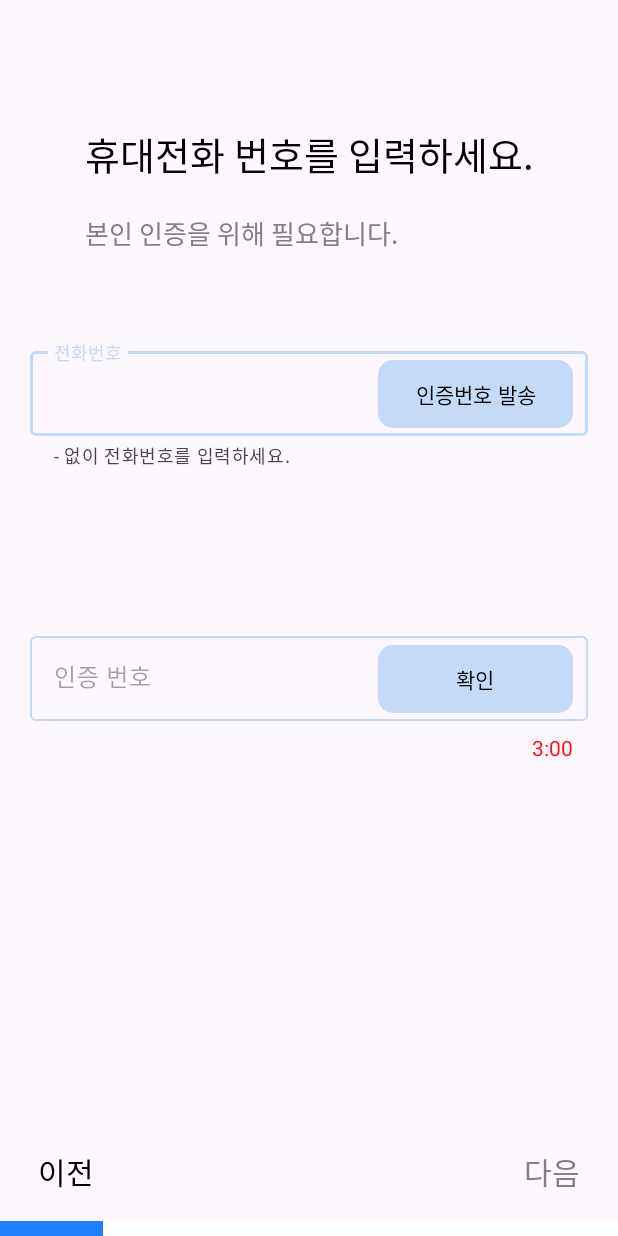
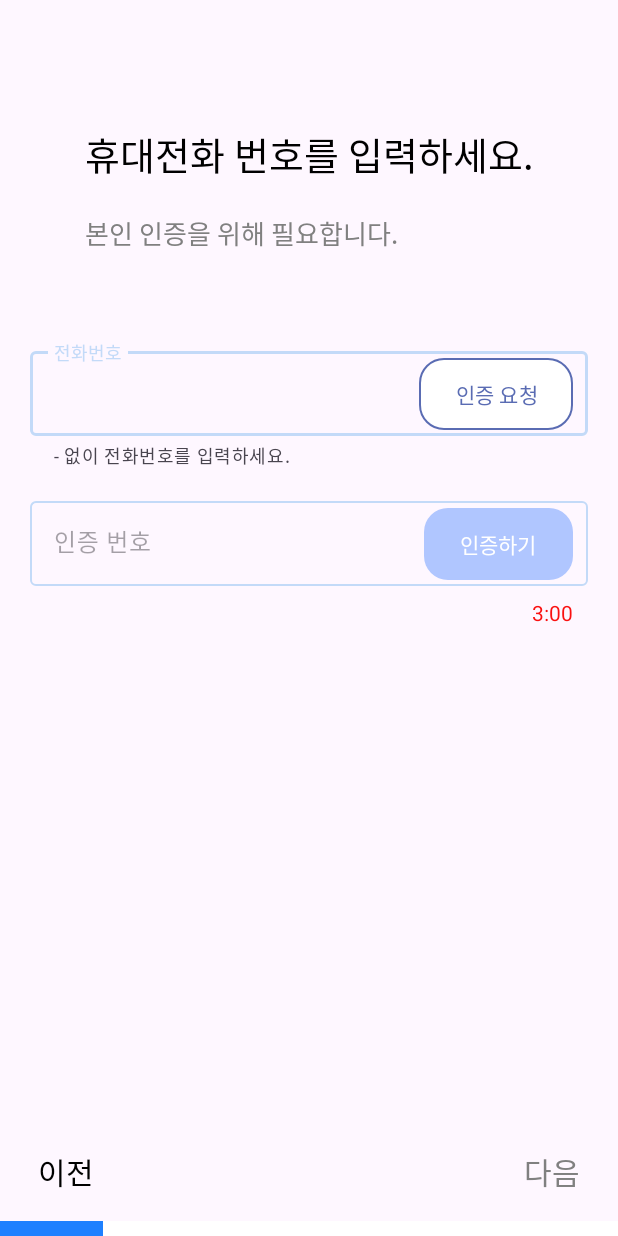
Before and after one commit to SeLino98/TravelMaker, an Android app: the screen it shows after launch (SignupActivity), on a phone screen of 412 x 824 dp. Run offline under Robolectric (Android 15) with nearby library versions, the phone set to English and light mode, and no system bars; our stand-ins replace Dagger/Hilt's generated code.

Commit message:
Feat: 문자 인증 구현 중

```diff
--- /dev/null
+++ b/travelmaker_android/app/src/main/java/com/gumibom/travelmaker/data/datasource/signup/SignupRemoteDataSource.kt
@@ -0,0 +1,4 @@
+package com.gumibom.travelmaker.data.datasource.signup
+
+interface SignupRemoteDataSource {
+}
--- /dev/null
+++ b/travelmaker_android/app/src/main/java/com/gumibom/travelmaker/data/repository/signup/SignupRepository.kt
@@ -0,0 +1,4 @@
+package com.gumibom.travelmaker.data.repository.signup
+
+interface SignupRepository {
+}
--- a/travelmaker_android/app/src/main/java/com/gumibom/travelmaker/di/NetworkModule.kt
+++ b/travelmaker_android/app/src/main/java/com/gumibom/travelmaker/di/NetworkModule.kt
@@ -3,6 +3,7 @@ package com.gumibom.travelmaker.di
 
 import com.gumibom.travelmaker.data.api.google.GoogleLocationSearchService
 import com.gumibom.travelmaker.data.api.naver.NaverLocationSearchService
+import com.gumibom.travelmaker.data.api.signup.SignupService
 import com.gumibom.travelmaker.util.ApplicationClass
 import dagger.Module
 import dagger.Provides
@@ -102,4 +103,9 @@ class NetworkModule {
         return retrofit.create(GoogleLocationSearchService::class.java)
     }
 
+    @Provides
+    @Singleton
+    fun provideSignupService(@MainRetrofit retrofit : Retrofit) : SignupService {
+        return retrofit.create(SignupService::class.java)
+    }
 }
--- a/travelmaker_android/app/src/main/java/com/gumibom/travelmaker/ui/signup/SignupViewModel.kt
+++ b/travelmaker_android/app/src/main/java/com/gumibom/travelmaker/ui/signup/SignupViewModel.kt
@@ -77,6 +77,7 @@ class SignupViewModel @Inject constructor(
         Log.d(TAG, "setAddress: $_address")
     }
 
+    // TODO UseCase 주입 받아서 번호 인증 로직 구현하기
 
     // 우건
 
--- a/travelmaker_android/app/src/main/java/com/gumibom/travelmaker/ui/signup/phone/SignupPhoneFragment.kt
+++ b/travelmaker_android/app/src/main/java/com/gumibom/travelmaker/ui/signup/phone/SignupPhoneFragment.kt
@@ -1,16 +1,24 @@
 package com.gumibom.travelmaker.ui.signup.phone
 
+import android.content.Context
 import android.os.Bundle
 import android.view.LayoutInflater
 import android.view.View
 import android.view.ViewGroup
+import android.view.inputmethod.InputMethodManager
+import android.widget.EditText
+import androidx.activity.OnBackPressedCallback
 import androidx.fragment.app.Fragment
+import com.google.android.material.textfield.TextInputEditText
 import com.gumibom.travelmaker.databinding.FragmentSignupPhoneBinding
 
 class SignupPhoneFragment : Fragment() {
 
     private var _binding : FragmentSignupPhoneBinding? = null
     private val binding get() = _binding!!
+
+    private lateinit var phoneEditText : TextInputEditText
+    private lateinit var certificationEditText : TextInputEditText
 
     override fun onCreateView(
         inflater: LayoutInflater,
@@ -23,5 +31,33 @@ class SignupPhoneFragment : Fragment() {
 
     override fun onViewCreated(view: View, savedInstanceState: Bundle?) {
         super.onViewCreated(view, savedInstanceState)
+
+        phoneEditText = binding.tieSignupPhone
+        certificationEditText = binding.tieSignupCertificationNumber
+
     }
+
+    // 뒤로 가기 버튼 클릭 시 EditText의 focus를 없애는 콜백 함수
+    val callback = object : OnBackPressedCallback(true ) {
+        override fun handleOnBackPressed() {
+            if (phoneEditText.isFocused) {
+                clearFocusAndHideKeyboard(phoneEditText)
+            } else if (certificationEditText.isFocused) {
+                clearFocusAndHideKeyboard(certificationEditText)
+            } else {
+                isEnabled = false
+                // TODO 네비게이션 뒤로가기로 변경 필요
+                activity?.onBackPressed()
+            }
+        }
+    }
+
+
+
+    private fun clearFocusAndHideKeyboard(editText: EditText) {
+        editText.clearFocus()
+        val imm = requireActivity().getSystemService(Context.INPUT_METHOD_SERVICE) as InputMethodManager
+        imm.hideSoftInputFromWindow(editText.windowToken, 0)
+    }
+
 }
--- a/travelmaker_android/app/src/main/res/drawable/background_button.xml
+++ b/travelmaker_android/app/src/main/res/drawable/background_button.xml
@@ -1,5 +1,7 @@
 <?xml version="1.0" encoding="utf-8"?>
 <shape xmlns:android="http://schemas.android.com/apk/res/android">
-    <solid android:color="@color/main_color"/> <!-- 여기서 배경색을 설정할 수 있습니다 -->
-    <corners android:radius="10dp"/> <!-- 모서리의 반경을 10dp로 설정 -->
+    <solid android:color="@color/white"/> <!-- 여기서 배경색을 설정할 수 있습니다 -->
+    <corners android:radius="16dp"/> <!-- 모서리의 반경을 10dp로 설정 -->
+    <stroke android:width="1dp" android:color="@color/text_main_color"/> <!-- 테두리 두께와 색상 설정 -->
+
 </shape>
--- /dev/null
+++ b/travelmaker_android/app/src/main/res/drawable/background_button_certification.xml
@@ -0,0 +1,5 @@
+<?xml version="1.0" encoding="utf-8"?>
+<shape xmlns:android="http://schemas.android.com/apk/res/android">
+    <solid android:color="#B0C6FF"/> <!-- 여기서 배경색을 설정할 수 있습니다 -->
+    <corners android:radius="16dp"/> <!-- 모서리의 반경을 10dp로 설정 -->
+</shape>
--- a/travelmaker_android/app/src/main/res/layout/fragment_signup_phone.xml
+++ b/travelmaker_android/app/src/main/res/layout/fragment_signup_phone.xml
@@ -44,6 +44,7 @@
         app:layout_constraintTop_toBottomOf="@id/tv_signup_phone_certification">
 
         <com.google.android.material.textfield.TextInputEditText
+            android:id="@+id/tie_signup_phone"
             android:layout_width="match_parent"
             android:layout_height="wrap_content"
             android:hint="@string/signup_hint_phone_number"
@@ -52,24 +53,26 @@
     </com.google.android.material.textfield.TextInputLayout>
 
     <Button
-        android:id="@+id/btn_signup_send_number"
-        style="@style/Text.InTheBtn"
-        android:layout_width="130dp"
-        android:layout_height="45dp"
-        android:layout_marginTop="11dp"
+        android:id="@+id/btn_signup_certification_phone"
+        android:layout_width="wrap_content"
+        android:layout_height="wrap_content"
+        android:background="@drawable/background_button"
+        android:text="인증 요청"
+        android:textColor="@color/text_main_color"
+        app:backgroundTint="@null"
         android:layout_marginEnd="10dp"
-        android:background="@drawable/background_button"
-        android:text="@string/signup_button_number"
+        android:layout_marginTop="10dp"
         app:layout_constraintEnd_toEndOf="@id/til_signup_phone"
-        app:layout_constraintTop_toTopOf="@id/til_signup_phone" />
+        app:layout_constraintTop_toTopOf="@id/til_signup_phone"/>
 
 
     <androidx.constraintlayout.widget.ConstraintLayout
         android:id="@+id/layout_phone_certification"
         android:layout_width="match_parent"
         android:layout_height="wrap_content"
-        android:layout_marginTop="100dp"
-        app:layout_constraintTop_toBottomOf="@id/til_signup_phone">
+        android:layout_marginTop="10dp"
+        app:layout_constraintTop_toBottomOf="@id/til_signup_phone"
+        android:visibility="visible">
 
 
         <com.google.android.material.textfield.TextInputLayout
@@ -86,6 +89,7 @@
             app:layout_constraintTop_toTopOf="parent">
 
             <com.google.android.material.textfield.TextInputEditText
+                android:id="@+id/tie_signup_certification_number"
                 android:layout_width="match_parent"
                 android:layout_height="wrap_content"
                 android:hint="인증 번호"
@@ -94,24 +98,25 @@
         </com.google.android.material.textfield.TextInputLayout>
 
         <Button
-            android:id="@+id/btn_signup_correct"
-            style="@style/Text.InTheBtn"
-            android:layout_width="130dp"
-            android:layout_height="45dp"
-            android:layout_marginTop="11dp"
+            android:id="@+id/btn_signup_certification_number"
+            android:layout_width="wrap_content"
+            android:layout_height="wrap_content"
+            android:background="@drawable/background_button_certification"
+            android:text="인증하기"
+            android:textColor="@color/white"
+            app:backgroundTint="@null"
             android:layout_marginEnd="10dp"
-            android:background="@drawable/background_button"
-            android:text="확인"
+            android:layout_marginTop="10dp"
             app:layout_constraintEnd_toEndOf="@id/til_signup_certification_number"
-            app:layout_constraintTop_toTopOf="@id/til_signup_certification_number" />
+            app:layout_constraintTop_toTopOf="@id/til_signup_certification_number"/>
 
         <TextView
             android:id="@+id/tv_signup_timer"
             android:layout_width="wrap_content"
             android:layout_height="wrap_content"
+            android:layout_marginEnd="10dp"
             android:text="3:00"
             android:textColor="@color/timer_red"
-            android:layout_marginEnd="10dp"
             app:layout_constraintEnd_toEndOf="@id/til_signup_certification_number"
             app:layout_constraintTop_toBottomOf="@id/til_signup_certification_number" />
 
--- a/travelmaker_android/app/src/main/res/values/strings.xml
+++ b/travelmaker_android/app/src/main/res/values/strings.xml
@@ -21,7 +21,7 @@
     <string name="sign_chip_taste">맛집</string>
     <string name="signup_phone_title">휴대전화 번호를 입력하세요.</string>
     <string name="signup_hint_phone_number">전화번호</string>
-    <string name="signup_button_number">인증번호 발송</string>
+    <string name="signup_button_number">인증 요청</string>
     <!-- END -->
 
 
```
Also changed, not shown: travelmaker_android/app/src/main/java/com/gumibom/travelmaker/data/api/signup/SignupService.kt (added, +17 -0 lines), travelmaker_android/app/src/main/java/com/gumibom/travelmaker/data/datasource/signup/SignupRemoteDataSourceImpl.kt (added, +9 -0 lines), travelmaker_android/app/src/main/java/com/gumibom/travelmaker/data/repository/signup/SignupRepositoryImpl.kt (added, +10 -0 lines), travelmaker_android/app/src/main/java/com/gumibom/travelmaker/di/datasource/RemoteDataSourceModule.kt (+9 -0 lines), travelmaker_android/app/src/main/java/com/gumibom/travelmaker/di/repository/RepositoryModule.kt (+11 -0 lines), travelmaker_android/app/src/main/java/com/gumibom/travelmaker/di/usecase/SignupUseCaseModule.kt (+15 -0 lines), travelmaker_android/app/src/main/java/com/gumibom/travelmaker/domain/signup/CheckSecretNumberUseCase.kt (added, +10 -0 lines), travelmaker_android/app/src/main/java/com/gumibom/travelmaker/domain/signup/SendPhoneNumberUseCase.kt (added, +9 -0 lines).
